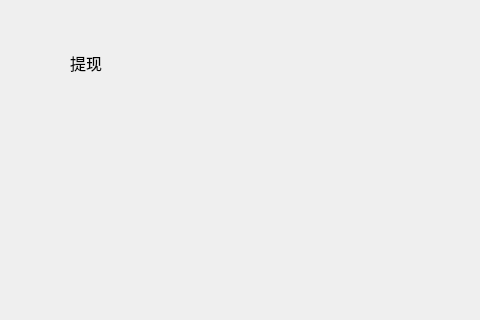
Old version of the form LNKWallet/withdrawpage/WithdrawPage.ui in the repository HcashOrg/hx-indicator; both pictures show x 0 to 480 and y 0 to 320 of the 770 by 510 pixel window.
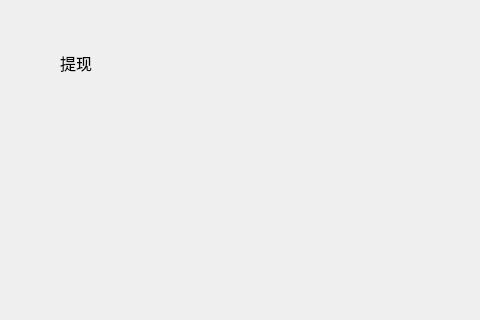
New version of the form.

The edit to the form file:
```diff
--- a/LNKWallet/withdrawpage/WithdrawPage.ui
+++ b/LNKWallet/withdrawpage/WithdrawPage.ui
@@ -16,7 +16,7 @@
   <widget class="QLabel" name="title_label">
    <property name="geometry">
     <rect>
-     <x>70</x>
+     <x>60</x>
      <y>50</y>
      <width>200</width>
      <height>26</height>
```
